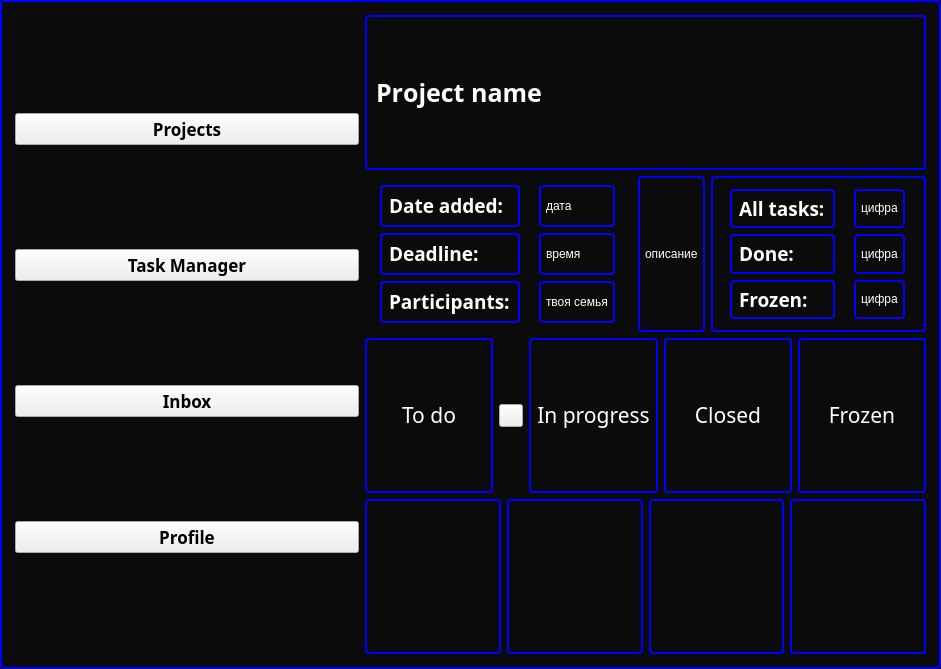
Qt form ui/MainWindowTaskManager.ui (kiozet/TaskManagerWithAI) before a commit.
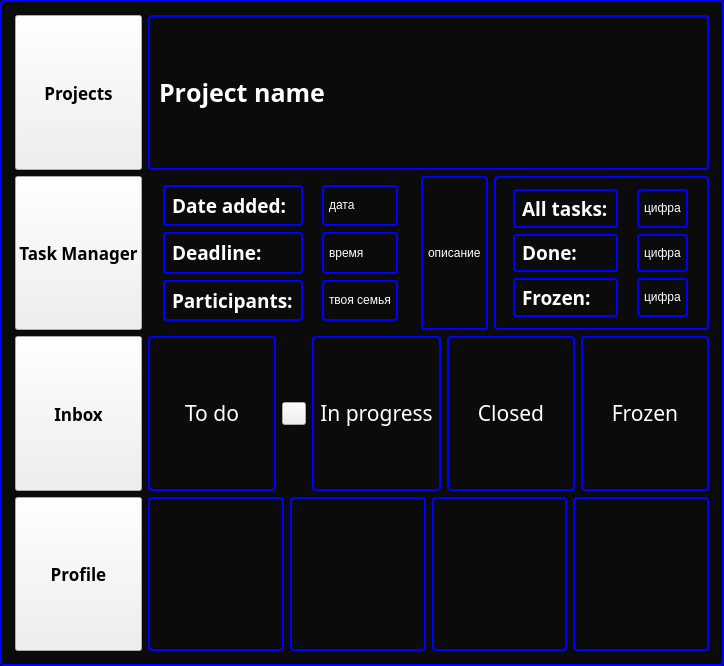
The same form after that commit. Icons and pictures are not drawn.

Commit message: Able sizing for ALL elements in MainWindowTaskManager

```diff
--- a/ui/MainWindowTaskManager.ui
+++ b/ui/MainWindowTaskManager.ui
@@ -9,8 +9,8 @@
    <rect>
     <x>0</x>
     <y>0</y>
-    <width>941</width>
-    <height>669</height>
+    <width>712</width>
+    <height>666</height>
    </rect>
   </property>
   <property name="font">
@@ -48,11 +48,20 @@
   <layout class="QHBoxLayout" name="horizontalLayout_5">
    <item>
     <layout class="QVBoxLayout" name="verticalLayout_6">
+     <property name="sizeConstraint">
+      <enum>QLayout::SetDefaultConstraint</enum>
+     </property>
      <item>
       <widget class="QPushButton" name="projectsBtn">
        <property name="enabled">
         <bool>true</bool>
        </property>
+       <property name="sizePolicy">
+        <sizepolicy hsizetype="Expanding" vsizetype="Expanding">
+         <horstretch>0</horstretch>
+         <verstretch>0</verstretch>
+        </sizepolicy>
+       </property>
        <property name="font">
         <font>
          <family>.SF Soft Numeric</family>
@@ -63,6 +72,9 @@
          <stylestrategy>PreferDefault</stylestrategy>
         </font>
        </property>
+       <property name="styleSheet">
+        <string notr="true">setGeometry ( x, y, w * 0.5, h * 0.5 );</string>
+       </property>
        <property name="text">
         <string>Projects</string>
        </property>
@@ -79,6 +91,12 @@
        <property name="enabled">
         <bool>true</bool>
        </property>
+       <property name="sizePolicy">
+        <sizepolicy hsizetype="Expanding" vsizetype="Expanding">
+         <horstretch>0</horstretch>
+         <verstretch>0</verstretch>
+        </sizepolicy>
+       </property>
        <property name="font">
         <font>
          <family>.SF Soft Numeric</family>
@@ -89,6 +107,9 @@
          <stylestrategy>PreferDefault</stylestrategy>
         </font>
        </property>
+       <property name="styleSheet">
+        <string notr="true">setGeometry ( x, y, w * 0.5, h * 0.5 );</string>
+       </property>
        <property name="text">
         <string>Task Manager</string>
        </property>
@@ -114,6 +135,12 @@
        <property name="enabled">
         <bool>true</bool>
        </property>
+       <property name="sizePolicy">
+        <sizepolicy hsizetype="Expanding" vsizetype="Expanding">
+         <horstretch>0</horstretch>
+         <verstretch>0</verstretch>
+        </sizepolicy>
+       </property>
        <property name="font">
         <font>
          <family>.SF Soft Numeric</family>
@@ -124,6 +151,9 @@
          <stylestrategy>PreferDefault</stylestrategy>
         </font>
        </property>
+       <property name="styleSheet">
+        <string notr="true">setGeometry ( x, y, w * 0.5, h * 0.5 );</string>
+       </property>
        <property name="text">
         <string>Inbox</string>
        </property>
@@ -137,6 +167,12 @@
        <property name="enabled">
         <bool>true</bool>
        </property>
+       <property name="sizePolicy">
+        <sizepolicy hsizetype="Expanding" vsizetype="Expanding">
+         <horstretch>0</horstretch>
+         <verstretch>0</verstretch>
+        </sizepolicy>
+       </property>
        <property name="font">
         <font>
          <family>.SF Soft Numeric</family>
@@ -147,6 +183,9 @@
          <stylestrategy>PreferDefault</stylestrategy>
         </font>
        </property>
+       <property name="styleSheet">
+        <string notr="true">setGeometry ( x, y, w * 0.5, h * 0.5 );</string>
+       </property>
        <property name="text">
         <string>Profile</string>
        </property>
@@ -161,6 +200,12 @@
     <layout class="QVBoxLayout" name="verticalLayout_5">
      <item>
       <widget class="QLabel" name="project_name_title">
+       <property name="sizePolicy">
+        <sizepolicy hsizetype="Expanding" vsizetype="Expanding">
+         <horstretch>0</horstretch>
+         <verstretch>0</verstretch>
+        </sizepolicy>
+       </property>
        <property name="font">
         <font>
          <family>The Duke of Prunes</family>
@@ -210,6 +255,12 @@
             </property>
             <item>
              <widget class="QLabel" name="label_8">
+              <property name="sizePolicy">
+               <sizepolicy hsizetype="Expanding" vsizetype="Expanding">
+                <horstretch>0</horstretch>
+                <verstretch>0</verstretch>
+               </sizepolicy>
+              </property>
               <property name="font">
                <font>
                 <family>The Duke of Prunes</family>
@@ -226,6 +277,12 @@
             </item>
             <item>
              <widget class="QLabel" name="label_9">
+              <property name="sizePolicy">
+               <sizepolicy hsizetype="Expanding" vsizetype="Expanding">
+                <horstretch>0</horstretch>
+                <verstretch>0</verstretch>
+               </sizepolicy>
+              </property>
               <property name="font">
                <font>
                 <family>The Duke of Prunes</family>
@@ -242,6 +299,12 @@
             </item>
             <item>
              <widget class="QLabel" name="label_10">
+              <property name="sizePolicy">
+               <sizepolicy hsizetype="Expanding" vsizetype="Expanding">
+                <horstretch>0</horstretch>
+                <verstretch>0</verstretch>
+               </sizepolicy>
+              </property>
               <property name="font">
                <font>
                 <family>The Duke of Prunes</family>
@@ -271,6 +334,12 @@
             </property>
             <item>
              <widget class="QLabel" name="all_tasks_numb">
+              <property name="sizePolicy">
+               <sizepolicy hsizetype="Expanding" vsizetype="Expanding">
+                <horstretch>0</horstretch>
+                <verstretch>0</verstretch>
+               </sizepolicy>
+              </property>
               <property name="text">
                <string>&lt;html&gt;&lt;head/&gt;&lt;body&gt;&lt;p&gt;&lt;span style=&quot; color:#ffffff;&quot;&gt;цифра&lt;/span&gt;&lt;/p&gt;&lt;/body&gt;&lt;/html&gt;</string>
               </property>
@@ -278,6 +347,12 @@
             </item>
             <item>
              <widget class="QLabel" name="done_tasks_numb">
+              <property name="sizePolicy">
+               <sizepolicy hsizetype="Expanding" vsizetype="Expanding">
+                <horstretch>0</horstretch>
+                <verstretch>0</verstretch>
+               </sizepolicy>
+              </property>
               <property name="text">
                <string>&lt;html&gt;&lt;head/&gt;&lt;body&gt;&lt;p&gt;&lt;span style=&quot; color:#ffffff;&quot;&gt;цифра&lt;/span&gt;&lt;/p&gt;&lt;/body&gt;&lt;/html&gt;</string>
               </property>
@@ -285,6 +360,12 @@
             </item>
             <item>
              <widget class="QLabel" name="frozen_tasks_numb">
+              <property name="sizePolicy">
+               <sizepolicy hsizetype="Expanding" vsizetype="Expanding">
+                <horstretch>0</horstretch>
+                <verstretch>0</verstretch>
+               </sizepolicy>
+              </property>
               <property name="text">
                <string>&lt;html&gt;&lt;head/&gt;&lt;body&gt;&lt;p&gt;&lt;span style=&quot; color:#ffffff;&quot;&gt;цифра&lt;/span&gt;&lt;/p&gt;&lt;/body&gt;&lt;/html&gt;</string>
               </property>
@@ -297,6 +378,12 @@
        </item>
        <item row="0" column="1">
         <widget class="QLabel" name="pr_description">
+         <property name="sizePolicy">
+          <sizepolicy hsizetype="Expanding" vsizetype="Expanding">
+           <horstretch>0</horstretch>
+           <verstretch>0</verstretch>
+          </sizepolicy>
+         </property>
          <property name="styleSheet">
           <string notr="true"/>
          </property>
@@ -340,6 +427,12 @@
             </property>
             <item>
              <widget class="QLabel" name="label">
+              <property name="sizePolicy">
+               <sizepolicy hsizetype="Expanding" vsizetype="Expanding">
+                <horstretch>0</horstretch>
+                <verstretch>0</verstretch>
+               </sizepolicy>
+              </property>
               <property name="font">
                <font>
                 <family>The Duke of Prunes</family>
@@ -360,6 +453,12 @@
             </item>
             <item>
              <widget class="QLabel" name="label_2">
+              <property name="sizePolicy">
+               <sizepolicy hsizetype="Expanding" vsizetype="Expanding">
+                <horstretch>0</horstretch>
+                <verstretch>0</verstretch>
+               </sizepolicy>
+              </property>
               <property name="font">
                <font>
                 <family>The Duke of Prunes</family>
@@ -380,6 +479,12 @@
             </item>
             <item>
              <widget class="QLabel" name="label_3">
+              <property name="sizePolicy">
+               <sizepolicy hsizetype="Expanding" vsizetype="Expanding">
+                <horstretch>0</horstretch>
+                <verstretch>0</verstretch>
+               </sizepolicy>
+              </property>
               <property name="font">
                <font>
                 <family>The Duke of Prunes</family>
@@ -413,6 +518,12 @@
             </property>
             <item>
              <widget class="QLabel" name="pr_date_added">
+              <property name="sizePolicy">
+               <sizepolicy hsizetype="Expanding" vsizetype="Expanding">
+                <horstretch>0</horstretch>
+                <verstretch>0</verstretch>
+               </sizepolicy>
+              </property>
               <property name="text">
                <string>&lt;html&gt;&lt;head/&gt;&lt;body&gt;&lt;p&gt;&lt;span style=&quot; color:#ffffff;&quot;&gt;дата&lt;/span&gt;&lt;/p&gt;&lt;/body&gt;&lt;/html&gt;</string>
               </property>
@@ -420,6 +531,12 @@
             </item>
             <item>
              <widget class="QLabel" name="pr_deadline">
+              <property name="sizePolicy">
+               <sizepolicy hsizetype="Expanding" vsizetype="Expanding">
+                <horstretch>0</horstretch>
+                <verstretch>0</verstretch>
+               </sizepolicy>
+              </property>
               <property name="text">
                <string>&lt;html&gt;&lt;head/&gt;&lt;body&gt;&lt;p&gt;&lt;span style=&quot; color:#ffffff;&quot;&gt;время&lt;/span&gt;&lt;/p&gt;&lt;/body&gt;&lt;/html&gt;</string>
               </property>
@@ -427,6 +544,12 @@
             </item>
             <item>
              <widget class="QLabel" name="pr_participants">
+              <property name="sizePolicy">
+               <sizepolicy hsizetype="Expanding" vsizetype="Expanding">
+                <horstretch>0</horstretch>
+                <verstretch>0</verstretch>
+               </sizepolicy>
+              </property>
               <property name="text">
                <string>&lt;html&gt;&lt;head/&gt;&lt;body&gt;&lt;p&gt;&lt;span style=&quot; color:#ffffff;&quot;&gt;твоя семья&lt;/span&gt;&lt;/p&gt;&lt;/body&gt;&lt;/html&gt;</string>
               </property>
@@ -446,6 +569,12 @@
        </property>
        <item>
         <widget class="QLabel" name="label_4">
+         <property name="sizePolicy">
+          <sizepolicy hsizetype="Expanding" vsizetype="Expanding">
+           <horstretch>0</horstretch>
+           <verstretch>0</verstretch>
+          </sizepolicy>
+         </property>
          <property name="font">
           <font>
            <family>The Duke of Prunes</family>
@@ -476,6 +605,12 @@
        </item>
        <item>
         <widget class="QLabel" name="label_5">
+         <property name="sizePolicy">
+          <sizepolicy hsizetype="Expanding" vsizetype="Expanding">
+           <horstretch>0</horstretch>
+           <verstretch>0</verstretch>
+          </sizepolicy>
+         </property>
          <property name="font">
           <font>
            <family>The Duke of Prunes</family>
@@ -495,6 +630,12 @@
        </item>
        <item>
         <widget class="QLabel" name="label_6">
+         <property name="sizePolicy">
+          <sizepolicy hsizetype="Expanding" vsizetype="Expanding">
+           <horstretch>0</horstretch>
+           <verstretch>0</verstretch>
+          </sizepolicy>
+         </property>
          <property name="font">
           <font>
            <family>The Duke of Prunes</family>
@@ -518,6 +659,12 @@
        </item>
        <item>
         <widget class="QLabel" name="label_7">
+         <property name="sizePolicy">
+          <sizepolicy hsizetype="Expanding" vsizetype="Expanding">
+           <horstretch>0</horstretch>
+           <verstretch>0</verstretch>
+          </sizepolicy>
+         </property>
          <property name="font">
           <font>
            <family>The Duke of Prunes</family>
@@ -541,6 +688,12 @@
       <layout class="QHBoxLayout" name="horizontalLayout_4">
        <item>
         <widget class="QLabel" name="label_14">
+         <property name="sizePolicy">
+          <sizepolicy hsizetype="Expanding" vsizetype="Expanding">
+           <horstretch>0</horstretch>
+           <verstretch>0</verstretch>
+          </sizepolicy>
+         </property>
          <property name="text">
           <string/>
          </property>
@@ -548,6 +701,12 @@
        </item>
        <item>
         <widget class="QLabel" name="label_13">
+         <property name="sizePolicy">
+          <sizepolicy hsizetype="Expanding" vsizetype="Expanding">
+           <horstretch>0</horstretch>
+           <verstretch>0</verstretch>
+          </sizepolicy>
+         </property>
          <property name="text">
           <string/>
          </property>
@@ -555,6 +714,12 @@
        </item>
        <item>
         <widget class="QLabel" name="label_12">
+         <property name="sizePolicy">
+          <sizepolicy hsizetype="Expanding" vsizetype="Expanding">
+           <horstretch>0</horstretch>
+           <verstretch>0</verstretch>
+          </sizepolicy>
+         </property>
          <property name="text">
           <string/>
          </property>
@@ -562,6 +727,12 @@
        </item>
        <item>
         <widget class="QLabel" name="label_11">
+         <property name="sizePolicy">
+          <sizepolicy hsizetype="Expanding" vsizetype="Expanding">
+           <horstretch>0</horstretch>
+           <verstretch>0</verstretch>
+          </sizepolicy>
+         </property>
          <property name="text">
           <string/>
          </property>
```
